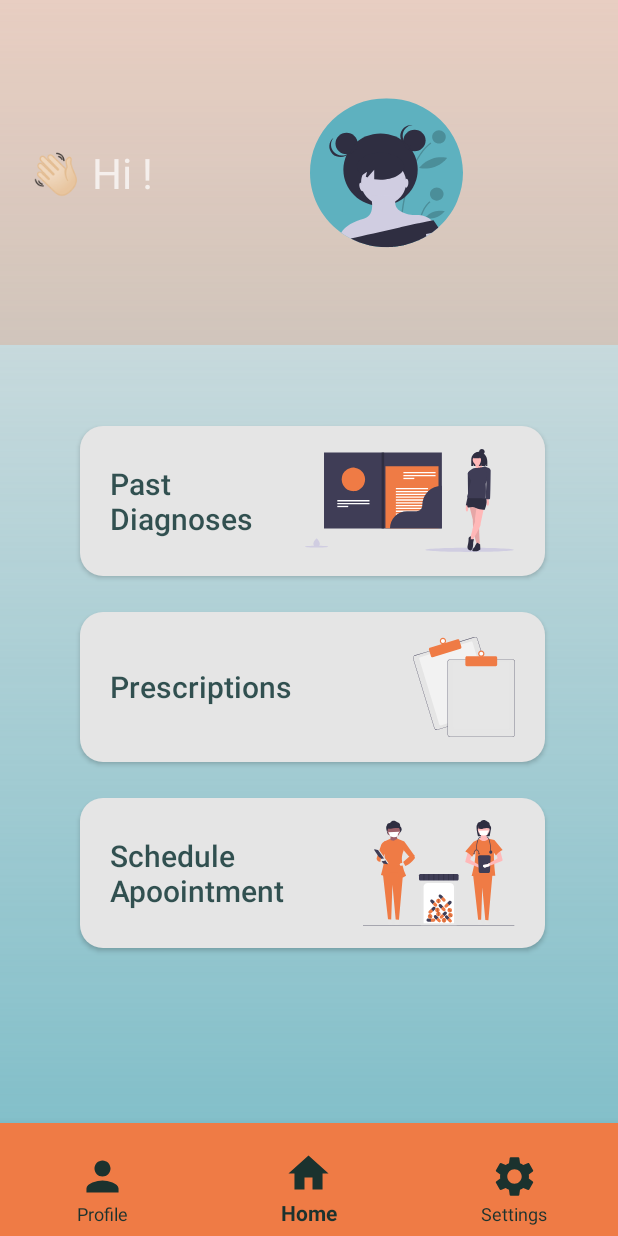
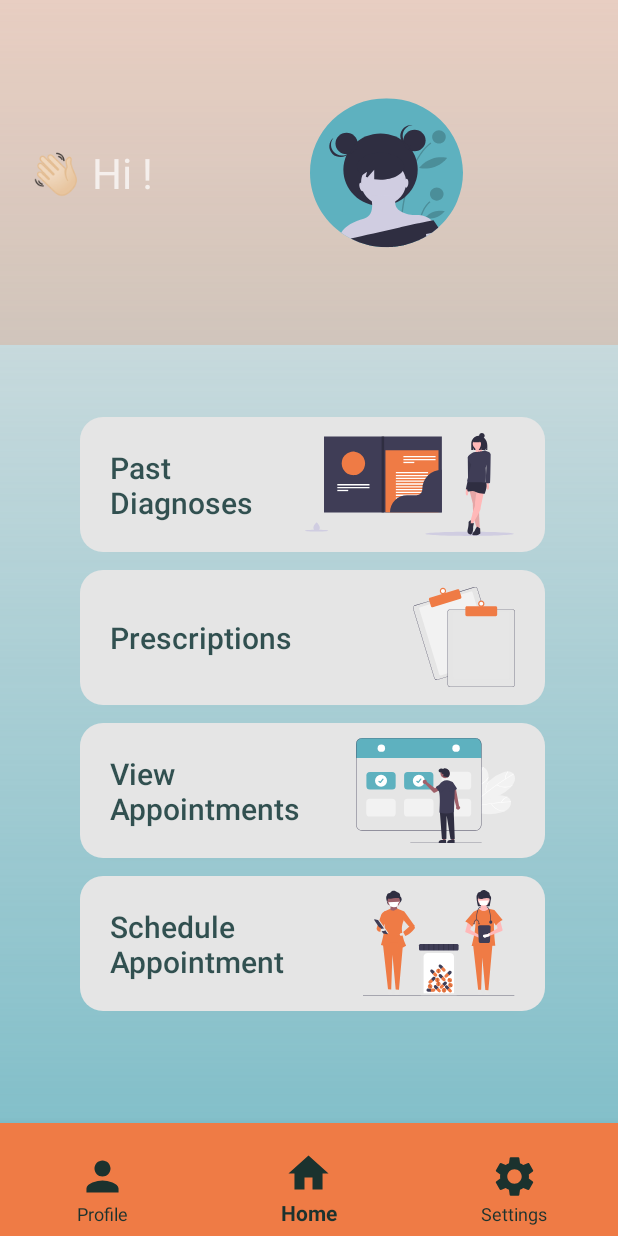
Before and after one commit to Devs-On-Call/okdoc-android, an Android app: the HomeFragment screen opened directly, with no data from a screen before it, on a phone screen of 412 x 824 dp. Run offline under Robolectric (Android 15) with nearby library versions, the phone set to English and light mode, and no system bars; our stand-ins replace navigation-ui.

Commit message:
add view app. button to home fragment

```diff
--- /dev/null
+++ b/app/src/main/res/drawable/ic_booking.xml
@@ -0,0 +1,43 @@
+<vector android:height="70.201355dp" android:viewportHeight="565"
+    android:viewportWidth="853.11743" android:width="106dp" xmlns:android="http://schemas.android.com/apk/res/android">
+    <path android:fillColor="#f2f2f2" android:pathData="M819.77,378.11c-6.16,6.73 -13.8,11.74 -22.09,15.63h-0.01c-0.78,0.37 -1.56,0.73 -2.35,1.07h-0.01l-0.01,0.01 -0.01,-0.01h-0.01a0.01,0.01 0,0 1,-0.01 0.01L795.26,394.82l-0.01,-0.01c-0.01,0.01 -0.01,0.01 -0.02,0l-0.01,0.01 -0.01,-0.01h-0.01c-0.01,0.01 -0.01,0.01 -0.02,0h-0.01a139.774,139.774 0,0 1,-17.06 6.1,236.651 236.651,0 0,1 -105.11,5.49c-0.67,-0.12 -1.33,-0.24 -2,-0.36L671,324.93c0.66,-0.28 1.33,-0.56 2,-0.83q6.555,-2.715 13.27,-4.99 9.66,-3.3 19.59,-5.66a212.167,212.167 0,0 1,66.04 -5.34q6.045,0.45 12.06,1.3c8.39,1.17 17.19,3.21 24.93,6.75h0.01c1.13,0.53 2.24,1.08 3.34,1.67 6.88,3.73 12.68,8.86 16.22,15.89a30.573,30.573 0,0 1,2.72 7.99v0.02c0.2,0.96 0.34,1.93 0.45,2.89C832.89,356.46 827.98,369.13 819.77,378.11Z"/>
+    <path android:fillColor="#fff" android:pathData="M831.63,344.62a1.358,1.358 0,0 1,-0.3 0.04q-25.695,1.125 -51.32,3.34h-0.03c-0.07,0.01 -0.13,0.01 -0.2,0.02Q753.47,350.3 727.27,353.73c-0.74,0.1 -1.47,0.2 -2.2,0.29q-18.119,2.415 -36.17,5.36 -7.965,1.305 -15.9,2.72c-0.67,0.12 -1.33,0.23 -2,0.36v-3.03c0.67,-0.13 1.34,-0.24 2,-0.36q26.43,-4.68 53.04,-8.17 6.69,-0.9 13.4,-1.7 19.38,-2.34 38.82,-4.04c0.95,-0.08 1.89,-0.16 2.84,-0.24q24.885,-2.115 49.84,-3.21a0.939,0.939 0,0 1,0.24 0.02C832.78,341.87 833.12,344.27 831.63,344.62Z"/>
+    <path android:fillColor="#fff" android:pathData="M796.056,391.863c-21.34,0.157 -42.364,-8.892 -57.458,-23.869a77.826,77.826 0,0 1,-11.184 -14.07c-1.017,-1.632 -3.398,0.168 -2.389,1.785 11.723,18.8 31.25,32.193 52.778,37.117a80.811,80.811 0,0 0,18.636 1.994c1.914,-0.014 1.517,-2.972 -0.384,-2.958Z"/>
+    <path android:fillColor="#fff" android:pathData="M705.86,313.45a1.692,1.692 0,0 1,-1.25 1.13,65.22 65.22,0 0,0 -14.08,5.5 68.406,68.406 0,0 0,-17.53 13.25c-0.27,0.27 -0.53,0.54 -0.78,0.82 -0.42,0.44 -0.82,0.89 -1.22,1.35v-4.36c0.64,-0.68 1.31,-1.35 2,-1.99a71.912,71.912 0,0 1,13.27 -10.04Q695.93,315.81 705.86,313.45Z"/>
+    <path android:fillColor="#fff" android:pathData="M810.659,315.372a69.402,69.402 0,0 0,-32.422 28.586,1.5 1.5,0 0,0 0.793,1.954 1.528,1.528 0,0 0,1.954 -0.793A66.049,66.049 0,0 1,811.78 318.135c1.765,-0.754 0.648,-3.519 -1.121,-2.763Z"/>
+    <path android:fillColor="#f2f2f2" android:pathData="M851.58,230.44c-2.32,8.82 -6.77,16.81 -12.3,24.1l-0.01,0.01c-0.51,0.68 -1.04,1.37 -1.59,2.03v0.01a139.271,139.271 0,0 1,-12.41 13.39,233.429 233.429,0 0,1 -53.37,38.13c-30.67,16.02 -64.95,25.49 -98.9,26.03 -0.26,0.01 -0.52,0.01 -0.78,0.01 -0.41,0.01 -0.82,0.01 -1.22,0.01L671,288.71c0.65,-1.24 1.32,-2.48 2,-3.71a219.524,219.524 0,0 1,32.03 -43.82c0.3,-0.33 0.61,-0.66 0.92,-0.98q7.02,-7.41 14.72,-14.11a210.819,210.819 0,0 1,67.29 -39.85c7.97,-2.86 16.71,-5.15 25.21,-5.6 1.25,-0.07 2.49,-0.1 3.74,-0.09 7.83,0.11 15.34,1.96 21.75,6.54a30.999,30.999 0,0 1,6.12 5.81c0.62,0.77 1.19,1.56 1.74,2.37v0.01C853.14,205.18 854.68,218.67 851.58,230.44Z"/>
+    <path android:fillColor="#fff" android:pathData="M846.52,195.27v0.01a1.461,1.461 0,0 1,-0.24 0.17q-22.2,12.915 -43.84,26.77c-0.02,0.01 -0.03,0.02 -0.05,0.03a1.739,1.739 0,0 1,-0.18 0.11q-22.245,14.25 -43.86,29.46c-0.6,0.42 -1.21,0.85 -1.82,1.28q-14.925,10.545 -29.54,21.54 -27.601,20.79 -53.99,43.12c-0.67,0.56 -1.33,1.13 -2,1.7v-3.89c0.66,-0.57 1.33,-1.14 2,-1.7q10.11,-8.535 20.4,-16.83c2.05,-1.65 4.11,-3.3 6.17,-4.93q27.45,-21.855 56.13,-42.08h0.01q5.64,-3.975 11.3,-7.88 16.08,-11.07 32.521,-21.61c0.79,-0.51 1.59,-1.02 2.39,-1.53q21.045,-13.44 42.64,-26a1.489,1.489 0,0 1,0.22 -0.11C846.28,192.3 847.69,194.28 846.52,195.27Z"/>
+    <path android:fillColor="#fff" android:pathData="M836.968,253.633c-18.825,10.052 -41.646,11.805 -61.97,5.553a77.827,77.827 0,0 1,-16.44 -7.265c-1.659,-0.972 -2.931,1.727 -1.286,2.691 19.114,11.203 42.628,13.993 63.98,8.353a80.812,80.812 0,0 0,17.43 -6.891c1.688,-0.901 -0.037,-3.336 -1.713,-2.441Z"/>
+    <path android:fillColor="#fff" android:pathData="M696.121,290.222a68.553,68.553 0,0 1,-0.952 -15.869,72.319 72.319,0 0,1 10.781,-34.151q7.028,-7.407 14.723,-14.112a1.705,1.705 0,0 1,-0.586 1.585,65.451 65.451,0 0,0 -9.912,11.408 69.122,69.122 0,0 0,-11.082 50.892,1.212 1.212,0 0,1 -0.314,1.143A1.625,1.625 0,0 1,696.121 290.222Z"/>
+    <path android:fillColor="#fff" android:pathData="M814.368,179.112a69.402,69.402 0,0 0,-15.433 40.375,1.5 1.5,0 0,0 1.61,1.362 1.528,1.528 0,0 0,1.362 -1.61,66.048 66.048,0 0,1 14.737,-38.201c1.213,-1.488 -1.061,-3.417 -2.276,-1.926Z"/>
+    <path android:fillColor="#f2f2f2" android:pathData="M710.81,211.97v0.01c-0.07,0.86 -0.15,1.71 -0.24,2.56v0.02a141.299,141.299 0,0 1,-3.25 17.96c-0.7,2.9 -1.46,5.78 -2.29,8.66 -0.1,0.37 -0.21,0.74 -0.32,1.1v0.01a229.523,229.523 0,0 1,-8.74 24.65,238.918 238.918,0 0,1 -22.97,42.22c-0.65,0.97 -1.32,1.94 -2,2.9L671,155.46c0.67,-0.04 1.33,-0.04 2,-0.02q0.48,0 0.96,0.03a30.322,30.322 0,0 1,8.28 1.61c0.94,0.31 1.85,0.66 2.75,1.05 10.91,4.78 19.48,15.32 23.2,26.91C710.98,193.72 711.54,202.85 710.81,211.97Z"/>
+    <path android:fillColor="#fff" android:pathData="M684.99,158.13a1.076,1.076 0,0 1,-0.11 0.28q-6.075,11.805 -11.88,23.73c-0.67,1.37 -1.34,2.75 -2,4.12v-6.8q0.99,-2.04 2,-4.08 4.485,-9.09 9.12,-18.1a1.304,1.304 0,0 1,0.12 -0.2C683.16,155.76 685.44,156.66 684.99,158.13Z"/>
+    <path android:fillColor="#fff" android:pathData="M711.13,213.58c-0.18,0.32 -0.36,0.64 -0.56,0.96a79.816,79.816 0,0 1,-10.42 14.24,85.916 85.916,0 0,1 -27.15,19.77c-0.66,0.32 -1.33,0.62 -2,0.9L671,246.2c0.67,-0.3 1.34,-0.61 2,-0.93a80.866,80.866 0,0 0,35.37 -32.82,1.645 1.645,0 0,1 2.44,-0.47A1.153,1.153 0,0 1,711.13 213.58Z"/>
+    <path android:fillColor="#5eb1bf" android:pathData="M673,33v76h-2v-0.81h-669v0.81h-2v-76a33.032,33.032 0,0 1,33 -33h607A33.032,33.032 0,0 1,673 33Z"/>
+    <path android:fillColor="#3f3d56" android:pathData="M640,0h-607a33.032,33.032 0,0 0,-33 33v434a33.032,33.032 0,0 0,33 33h607a33.032,33.032 0,0 0,33 -33v-434A33.032,33.032 0,0 0,640 0ZM671,467a31.04,31.04 0,0 1,-31 31h-607a31.04,31.04 0,0 1,-31 -31v-434a31.04,31.04 0,0 1,31 -31h607a31.04,31.04 0,0 1,31 31Z"/>
+    <path android:fillColor="#fff" android:pathData="M136,54.5m-20,0a20,20 0,1 1,40 0a20,20 0,1 1,-40 0"/>
+    <path android:fillColor="#fff" android:pathData="M537,54.5m-20,0a20,20 0,1 1,40 0a20,20 0,1 1,-40 0"/>
+    <path android:fillColor="#5eb1bf" android:pathData="M193.785,277.502L74.808,277.502a19.033,19.033 0,0 1,-19.011 -19.011L55.797,202.258a19.033,19.033 0,0 1,19.011 -19.011L193.785,183.246a19.033,19.033 0,0 1,19.011 19.011v56.233A19.033,19.033 0,0 1,193.785 277.502Z"/>
+    <path android:fillColor="#5eb1bf" android:pathData="M396.183,277.502L277.207,277.502a19.033,19.033 0,0 1,-19.011 -19.011L258.196,202.258a19.033,19.033 0,0 1,19.011 -19.011L396.183,183.246a19.033,19.033 0,0 1,19.011 19.011v56.233A19.033,19.033 0,0 1,396.183 277.502Z"/>
+    <path android:fillColor="#f2f2f2" android:pathData="M396.183,422.793L277.207,422.793a19.61,19.61 0,0 1,-19.588 -19.588L257.619,346.973A19.61,19.61 0,0 1,277.207 327.385L396.183,327.385A19.61,19.61 0,0 1,415.771 346.973v56.233A19.61,19.61 0,0 1,396.183 422.793Z"/>
+    <path android:fillColor="#f2f2f2" android:pathData="M193.394,422.793L74.418,422.793A19.61,19.61 0,0 1,54.831 403.206L54.831,346.973A19.61,19.61 0,0 1,74.418 327.385L193.394,327.385a19.61,19.61 0,0 1,19.588 19.588v56.233A19.61,19.61 0,0 1,193.394 422.793Z"/>
+    <path android:fillColor="#f2f2f2" android:pathData="M598.582,422.793L479.606,422.793a19.61,19.61 0,0 1,-19.588 -19.588L460.018,346.973A19.61,19.61 0,0 1,479.606 327.385L598.582,327.385a19.61,19.61 0,0 1,19.588 19.588v56.233A19.61,19.61 0,0 1,598.582 422.793Z"/>
+    <path android:fillColor="#f2f2f2" android:pathData="M598.582,277.615L479.606,277.615a19.61,19.61 0,0 1,-19.588 -19.588L460.018,201.794a19.61,19.61 0,0 1,19.588 -19.588L598.582,182.207a19.61,19.61 0,0 1,19.588 19.588v56.233A19.61,19.61 0,0 1,598.582 277.615Z"/>
+    <path android:fillColor="#fff" android:pathData="M134.297,230.374m-32.262,0a32.262,32.262 0,1 1,64.524 0a32.262,32.262 0,1 1,-64.524 0"/>
+    <path android:fillColor="#5eb1bf" android:pathData="M131.099,242.681a3.346,3.346 0,0 1,-2.013 -0.669l-0.036,-0.027 -7.582,-5.805a3.368,3.368 0,1 1,4.097 -5.348l4.911,3.766 11.605,-15.135a3.368,3.368 0,0 1,4.723 -0.623l-0.072,0.098 0.074,-0.097a3.372,3.372 0,0 1,0.623 4.723l-13.651,17.802A3.37,3.37 0,0 1,131.099 242.681Z"/>
+    <path android:fillColor="#fff" android:pathData="M337.271,229.911m-32.262,0a32.262,32.262 0,1 1,64.524 0a32.262,32.262 0,1 1,-64.524 0"/>
+    <path android:fillColor="#5eb1bf" android:pathData="M334.073,242.218a3.346,3.346 0,0 1,-2.013 -0.669l-0.036,-0.027 -7.582,-5.805a3.368,3.368 0,1 1,4.097 -5.348l4.911,3.766 11.605,-15.135a3.368,3.368 0,0 1,4.723 -0.623l-0.072,0.098 0.074,-0.097a3.372,3.372 0,0 1,0.623 4.723l-13.65,17.802A3.37,3.37 0,0 1,334.073 242.218Z"/>
+    <path android:fillColor="#a0616a" android:pathData="M555.312,382.15a10.743,10.743 0,0 0,-2.183 -16.327l-18.011,-96.173 -21.905,8.123 24.592,91.981a10.801,10.801 0,0 0,17.506 12.397Z"/>
+    <path android:fillColor="#a0616a" android:pathData="M380.527,235.4a11.406,11.406 0,0 1,0.022 1.796l42.59,32.78 12.078,-4.96 9.867,17.249 -20.528,10.858a8.67,8.67 0,0 1,-10.277 -1.627l-42.571,-43.889a11.376,11.376 0,1 1,8.819 -12.206Z"/>
+    <path android:fillColor="#a0616a" android:pathData="M480.028,552.849l-12.259,0l-5.833,-37.288l18.095,0.001l-0.003,37.287z"/>
+    <path android:fillColor="#2f2e41" android:pathData="M483.155,564.733l-39.531,-0.001v-0.5a15.386,15.386 0,0 1,15.386 -15.386h0.001l24.144,0.001Z"/>
+    <path android:fillColor="#a0616a" android:pathData="M526.028,552.849l-12.259,0l-5.833,-37.288l18.095,0.001l-0.003,37.287z"/>
+    <path android:fillColor="#2f2e41" android:pathData="M529.155,564.733l-39.531,-0.001v-0.5a15.386,15.386 0,0 1,15.386 -15.386h0.001l24.144,0.001Z"/>
+    <path android:fillColor="#2f2e41" android:pathData="M465.223,545.479a4.49,4.49 0,0 1,-4.475 -4.072L450.065,397.718l0.505,-0.041 73.521,-6.043 0.02,0.522L529.955,541.007a4.5,4.5 0,0 1,-4.497 4.668L511.042,545.675a4.475,4.475 0,0 1,-4.448 -3.815L487.018,421.614a0.5,0.5 0,0 0,-0.994 0.072L485.136,540.41a4.505,4.505 0,0 1,-4.263 4.462l-15.409,0.601C465.384,545.477 465.303,545.479 465.223,545.479Z"/>
+    <path android:fillColor="#a0616a" android:pathData="M477.772,191.564m-24.561,0a24.561,24.561 0,1 1,49.122 0a24.561,24.561 0,1 1,-49.122 0"/>
+    <path android:fillColor="#3f3d56" android:pathData="M482.527,406.882a121.037,121.037 0,0 1,-31.768 -4.342,4.51 4.51,0 0,1 -3.236,-4.687c3.306,-49.693 4.084,-88.257 -2.869,-114.939 -2.963,-11.372 -1.618,-23.349 3.691,-32.86 7.99,-14.313 22.675,-23.024 38.34,-22.724h0q1.123,0.021 2.268,0.08c23.773,1.224 42.297,22.73 41.294,47.942l-4.782,120.168a4.44,4.44 0,0 1,-2.815 4.044A114.245,114.245 0,0 1,482.527 406.882Z"/>
+    <path android:fillColor="#3f3d56" android:pathData="M448.695,292.141l-18.398,-22.544a5.761,5.761 0,0 1,1.514 -8.592l24.921,-14.85a16.001,16.001 0,0 1,20.16 24.853l-19.477,21.373a5.761,5.761 0,0 1,-8.721 -0.239Z"/>
+    <path android:fillColor="#3f3d56" android:pathData="M506.57,289.312a5.755,5.755 0,0 1,-3.164 -3.606l-8.282,-27.705A16.001,16.001 0,0 1,524.067 244.349L540.084,268.537a5.761,5.761 0,0 1,-2.361 8.399l-26.354,12.336A5.755,5.755 0,0 1,506.57 289.312Z"/>
+    <path android:fillColor="#2f2e41" android:pathData="M489.909,211.717l-18.206,-4.167c-1.878,-0.43 -4.134,-1.25 -4.395,-3.159 -0.35,-2.565 3.341,-4.352 3.001,-6.919 -0.33,-2.486 -3.693,-2.806 -6.09,-3.54a9.111,9.111 0,0 1,-5.672 -11.34c-2.594,3.656 -8.522,3.969 -11.887,1.007s-4.01,-8.336 -1.99,-12.338a14.287,14.287 0,0 1,10.724 -7.24,22.617 22.617,0 0,1 13.023,2.428c0.267,-2.833 3.804,-3.982 6.65,-4.007a28.431,28.431 0,0 1,26.643 19.446c3.492,11.252 1.156,23.586 -8.614,30.17Z"/>
+    <path android:fillColor="#3f3d56" android:pathData="M673.287,565h-381a1,1 0,1 1,0 -2h381a1,1 0,1 1,0 2Z"/>
+</vector>
--- a/app/src/main/res/layout/home_fragment.xml
+++ b/app/src/main/res/layout/home_fragment.xml
@@ -58,8 +58,8 @@
             <Button
                 android:id="@+id/buttonPastDiagnoses"
                 android:layout_width="310dp"
-                android:layout_height="100dp"
-                android:layout_marginVertical="12dp"
+                android:layout_height="90dp"
+                android:layout_marginVertical="6dp"
                 android:layout_marginHorizontal="20dp"
                 android:background="@drawable/light_gray_border"
                 android:drawableRight="@drawable/ic_past_diagnoses"
@@ -74,8 +74,8 @@
             <Button
                 android:id="@+id/buttonPrescriptions"
                 android:layout_width="310dp"
-                android:layout_height="100dp"
-                android:layout_marginVertical="12dp"
+                android:layout_height="90dp"
+                android:layout_marginVertical="6dp"
                 android:layout_marginHorizontal="20dp"
                 android:background="@drawable/light_gray_border"
                 android:drawableRight="@drawable/ic_prescriptions_list"
@@ -88,10 +88,26 @@
             </Button>
 
             <Button
+                android:id="@+id/buttonViewAppointments"
+                android:layout_width="310dp"
+                android:layout_height="90dp"
+                android:layout_marginVertical="6dp"
+                android:layout_marginHorizontal="20dp"
+                android:background="@drawable/light_gray_border"
+                android:drawableRight="@drawable/ic_booking"
+                android:padding="20dp"
+                android:text="@string/view_appointments_button"
+                android:textColor="@color/rich_black_80"
+                android:textSize="20sp"
+                android:textAlignment="viewStart"
+                android:textAllCaps="false" >
+            </Button>
+
+            <Button
                 android:id="@+id/buttonScheduleAppointment"
                 android:layout_width="310dp"
-                android:layout_height="100dp"
-                android:layout_marginVertical="12dp"
+                android:layout_height="90dp"
+                android:layout_marginVertical="6dp"
                 android:layout_marginHorizontal="20dp"
                 android:background="@drawable/light_gray_border"
                 android:drawableRight="@drawable/ic_schedule_appointment"
--- a/app/src/main/res/values/strings.xml
+++ b/app/src/main/res/values/strings.xml
@@ -4,9 +4,10 @@
     <string name="welcome_message_second_line" lang="en">OkDoc!</string>
     <string name="amka_field_message" lang="en">Enter your AMKA to proceed</string>
     <string name="get_started_button" lang="en">Get started</string>
-    <string name="past_diagnoses_button" lang="en">Past Diagnoses</string>
+    <string name="past_diagnoses_button" lang="en">Past\nDiagnoses</string>
     <string name="prescriptions_button" lang="en">Prescriptions</string>
-    <string name="schedule_appointment_button" lang="en">Schedule\nApoointment</string>
+    <string name="view_appointments_button" lang="en">View\nAppointments</string>
+    <string name="schedule_appointment_button" lang="en">Schedule\nAppointment</string>
     <string name="default_home_greeting" lang="en">👋🏻 Hi </string>
     <string name="settings_languages" lang="en">Languages</string>
     <string name="settings_credits" lang="en">Credits</string>
```
